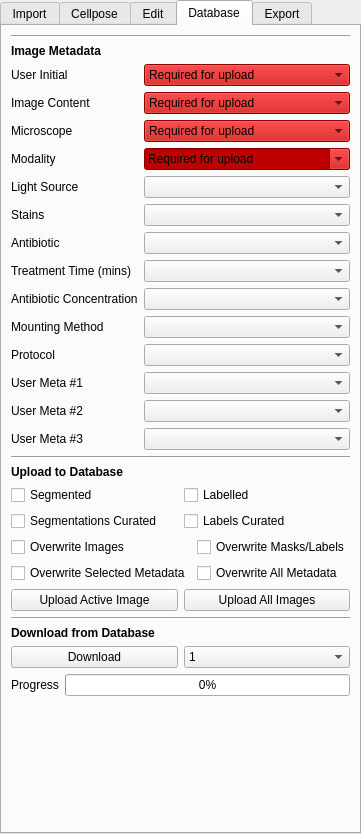
This is src/napari_akseg/akseg_ui.ui in piedrro/napari-akseg as Qt 5 draws it before an edit. The edited form follows.
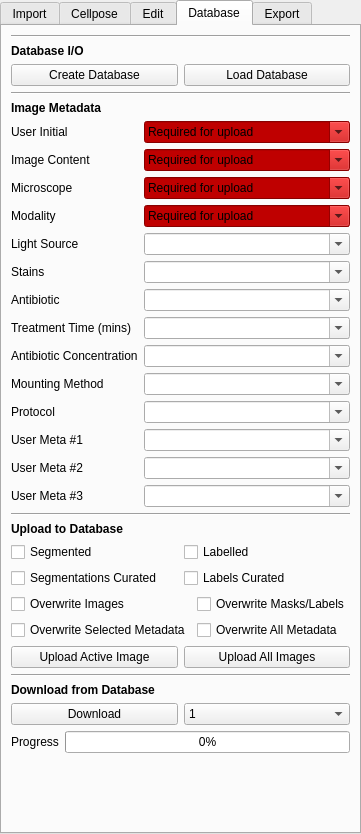
This is the edited form. The open tabs and pages were chosen to show the change.

Commit message: Added database create/load functions

```diff
--- a/src/napari_akseg/akseg_ui.ui
+++ b/src/napari_akseg/akseg_ui.ui
@@ -1217,6 +1217,44 @@
     <string>Database</string>
    </attribute>
    <layout class="QVBoxLayout" name="verticalLayout_4">
+    <item>
+     <widget class="Line" name="line_24">
+      <property name="orientation">
+       <enum>Qt::Horizontal</enum>
+      </property>
+     </widget>
+    </item>
+    <item>
+     <widget class="QLabel" name="label_56">
+      <property name="font">
+       <font>
+        <weight>75</weight>
+        <bold>true</bold>
+       </font>
+      </property>
+      <property name="text">
+       <string>Database I/O</string>
+      </property>
+     </widget>
+    </item>
+    <item>
+     <layout class="QGridLayout" name="gridLayout_13">
+      <item row="0" column="0">
+       <widget class="QPushButton" name="create_database">
+        <property name="text">
+         <string>Create Database</string>
+        </property>
+       </widget>
+      </item>
+      <item row="0" column="1">
+       <widget class="QPushButton" name="load_database">
+        <property name="text">
+         <string>Load Database</string>
+        </property>
+       </widget>
+      </item>
+     </layout>
+    </item>
     <item>
      <widget class="Line" name="line_13">
       <property name="orientation">
@@ -1252,7 +1290,7 @@
          <string notr="true">background-color: rgb(191, 0, 0);</string>
         </property>
         <property name="editable">
-         <bool>false</bool>
+         <bool>true</bool>
         </property>
         <item>
          <property name="text">
@@ -1294,7 +1332,7 @@
          <string notr="true">background-color: rgb(191, 0, 0);</string>
         </property>
         <property name="editable">
-         <bool>false</bool>
+         <bool>true</bool>
         </property>
         <item>
          <property name="text">
@@ -1351,7 +1389,7 @@
          <string notr="true">background-color: rgb(191, 0, 0);</string>
         </property>
         <property name="editable">
-         <bool>false</bool>
+         <bool>true</bool>
         </property>
         <item>
          <property name="text">
@@ -1457,7 +1495,7 @@
       <item row="4" column="1">
        <widget class="QComboBox" name="upload_illumination">
         <property name="editable">
-         <bool>false</bool>
+         <bool>true</bool>
         </property>
         <item>
          <property name="text">
@@ -1496,7 +1534,7 @@
       <item row="5" column="1">
        <widget class="QComboBox" name="upload_stain">
         <property name="editable">
-         <bool>false</bool>
+         <bool>true</bool>
         </property>
         <item>
          <property name="text">
@@ -1518,7 +1556,7 @@
       <item row="11" column="1">
        <widget class="QComboBox" name="upload_protocol">
         <property name="editable">
-         <bool>false</bool>
+         <bool>true</bool>
         </property>
         <item>
          <property name="text">
@@ -1537,7 +1575,7 @@
       <item row="7" column="1">
        <widget class="QComboBox" name="upload_antibiotic">
         <property name="editable">
-         <bool>false</bool>
+         <bool>true</bool>
         </property>
        </widget>
       </item>
@@ -1551,7 +1589,7 @@
       <item row="10" column="1">
        <widget class="QComboBox" name="upload_mount">
         <property name="editable">
-         <bool>false</bool>
+         <bool>true</bool>
         </property>
         <item>
          <property name="text">
@@ -1578,7 +1616,11 @@
        </widget>
       </item>
       <item row="9" column="1">
-       <widget class="QComboBox" name="upload_abxconcentration"/>
+       <widget class="QComboBox" name="upload_abxconcentration">
+        <property name="editable">
+         <bool>true</bool>
+        </property>
+       </widget>
       </item>
       <item row="9" column="0">
        <widget class="QLabel" name="label_47">
@@ -1589,6 +1631,9 @@
       </item>
       <item row="8" column="1">
        <widget class="QComboBox" name="upload_treatmenttime">
+        <property name="editable">
+         <bool>true</bool>
+        </property>
         <item>
          <property name="text">
           <string/>
@@ -1660,13 +1705,25 @@
        </widget>
       </item>
       <item row="12" column="1">
-       <widget class="QComboBox" name="upload_usermeta1"/>
+       <widget class="QComboBox" name="upload_usermeta1">
+        <property name="editable">
+         <bool>true</bool>
+        </property>
+       </widget>
       </item>
       <item row="13" column="1">
-       <widget class="QComboBox" name="upload_usermeta2"/>
+       <widget class="QComboBox" name="upload_usermeta2">
+        <property name="editable">
+         <bool>true</bool>
+        </property>
+       </widget>
       </item>
       <item row="14" column="1">
-       <widget class="QComboBox" name="upload_usermeta3"/>
+       <widget class="QComboBox" name="upload_usermeta3">
+        <property name="editable">
+         <bool>true</bool>
+        </property>
+       </widget>
       </item>
      </layout>
     </item>
```
The commit also changes 3 other files.
